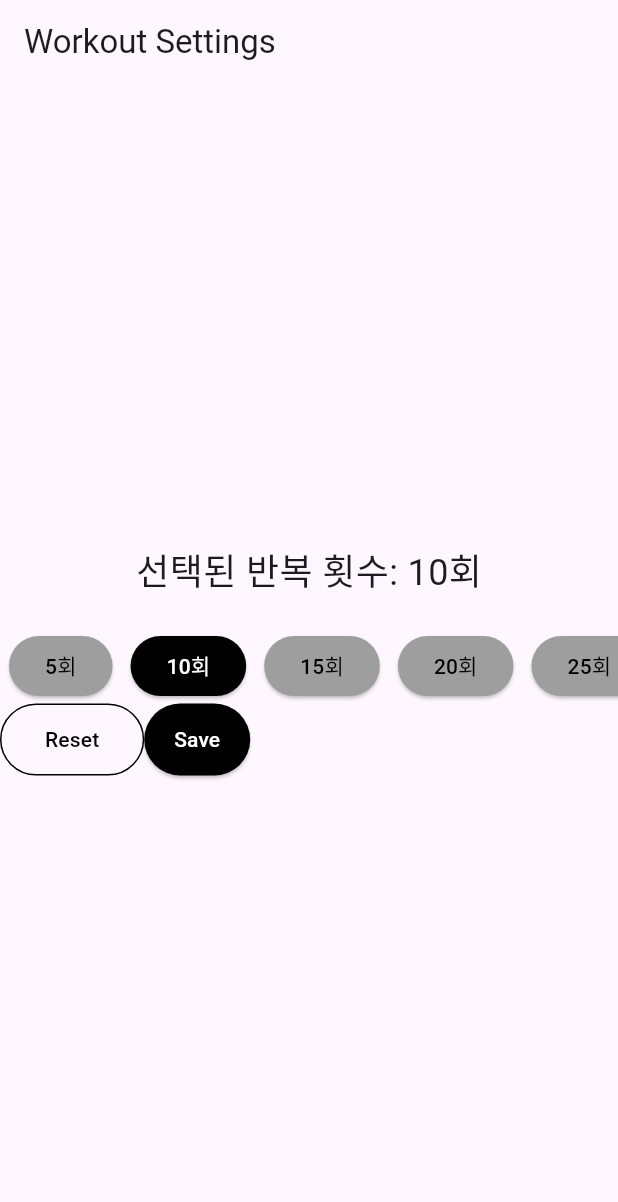
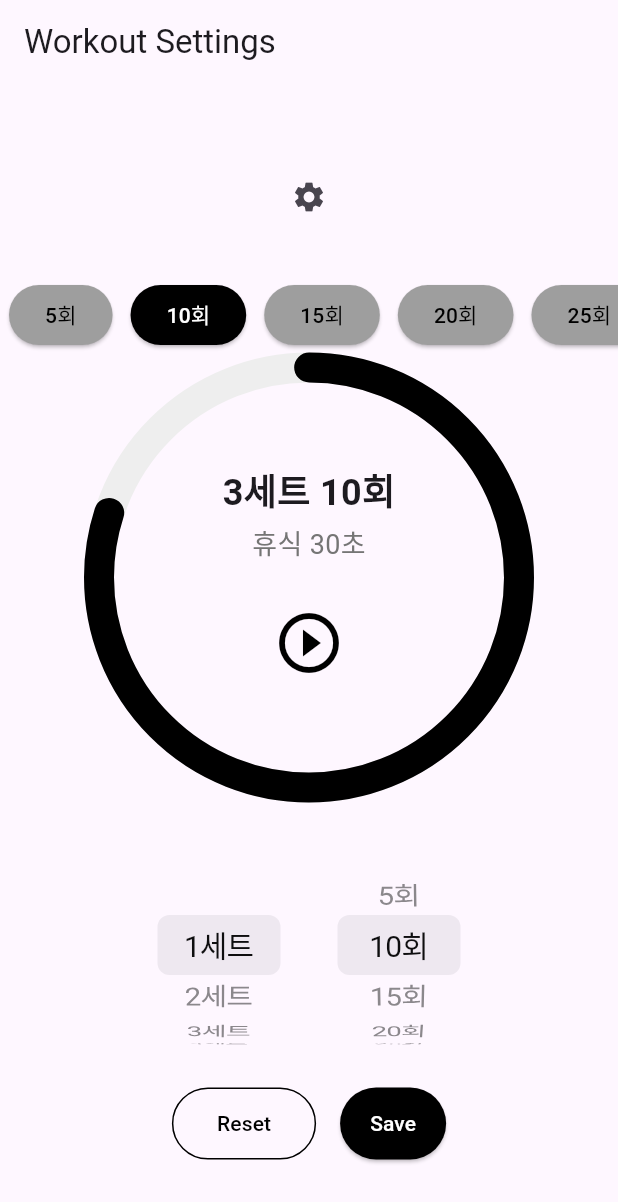
Before and after one commit to Xeostop1/flutter-workoutcounter, a Flutter app: the screen it shows after launch, after a tap on "Save", on a phone screen of 412 x 824 dp. Shown: the top 1202 px of the screen. Run offline on Flutter 3.47's test engine with Material 3 defaults, Android fonts, the phone set to English and light mode, and no system bars; statements that could not run were skipped.

Commit message:
add: wheel, setting

```diff
--- a/lib/screens/workout_screen.dart
+++ b/lib/screens/workout_screen.dart
@@ -4,6 +4,11 @@ import 'package:flutter/material.dart';
 import '../view_models//workout_viewmodel.dart'; // ViewModel import
 import '../widgets/action_buttons.dart';
 import '../widgets/repeat_count_buttons.dart';
+import '../widgets/common_wheel_picker.dart';
+import '../widgets/workout_circle.dart';
+import 'settings_screen.dart'; // 상대 경로로 추가
+
+
 
 class WorkoutScreen extends StatefulWidget {
   const WorkoutScreen({super.key});
@@ -33,38 +38,84 @@ class _WorkoutScreenState extends State<WorkoutScreen> {
     }); // *** 수정됨: setState로 감싸줘야 화면이 갱신됨
   }
 
+  void _updateTotalSet(int newValue){
+    setState(() {
+      viewModel.updateTotalSet(newValue);
+    });
+  }
 
 
   @override
   Widget build(BuildContext context) {
+    final settings = viewModel.settings; // 더 짧게 쓰기 위해 변수로
+
     return Scaffold(
       appBar: AppBar(title: const Text('Workout Settings')),
       body: Center(
         child: Column(
           mainAxisAlignment: MainAxisAlignment.center,
           children: [
-            Text(
-              '선택된 반복 횟수: ${viewModel.settings.repeatCount}회',
-              style: const TextStyle(fontSize: 24),
+            Positioned(
+              top: 16,
+              right: 16,
+              child: IconButton(
+                icon: const Icon(Icons.settings),
+                onPressed: () {
+                  Navigator.push(
+                    context,
+                    MaterialPageRoute(builder: (context) => const SettingsScreen()),
+                  );
+                },
+              ),
+
+            ),
+            const SizedBox(height: 30),
+
+            // ✅ 기존 회수 버튼
+            RepeatCountButtons(
+              selectedValue: settings.repeatCount,
+              onChanged: _updateRepeatCount,
+            ),
+
+            WorkoutCircle(
+              totalSets: viewModel.settings.totalSets,
+              repeatCount: viewModel.settings.repeatCount,
+              restSeconds: viewModel.settings.breakTime.inSeconds,
+              progress: 0.80, // 예시: 25% 진행됨
+            ),
+
+            const SizedBox(height: 20),
+            // ✅ 휠피커 두 개
+            Row(
+              mainAxisAlignment: MainAxisAlignment.center,
+              children: [
+                CommonWheelPicker(
+                  values: List.generate(10, (i) => i + 1), // 1~10세트
+                  selectedValue: settings.totalSets,
+                  onChanged: _updateTotalSet,
+                  unitLabel: '세트',
+                ),
+                const SizedBox(width: 20),
+                CommonWheelPicker(
+                  values: List.generate(20, (i) => (i + 1) * 5), // 5~100회
+                  selectedValue: settings.repeatCount,
+                  onChanged: _updateRepeatCount,
+                  unitLabel: '회',
+                ),
+              ],
             ),
             const SizedBox(height: 20),
-            RepeatCountButtons(
-              selectedValue: viewModel.settings.repeatCount,
-              onChanged: _updateRepeatCount,
+            // ✅ Reset, Save 버튼
+            Row(
+              mainAxisAlignment: MainAxisAlignment.center,
+              children: [
+                ResetButton(onPressed: _resetSettings),
+                const SizedBox(width: 16),
+                SaveButton(onPressed: () {
+                  // 추후 저장 기능 구현
+                }),
+              ],
             ),
-            Row(
-              children: [
-                ResetButton(
-                  onPressed: () {
-                    setState(() {
-                      viewModel.resetSettings(); // ✅ 상태 리셋 후 UI 갱신 ***
-                    });
-                  },
-                ),
-                SaveButton(onPressed: (){
-                },),
-              ],
-            )
 
           ],
         ),
--- a/lib/view_models/workout_viewmodel.dart
+++ b/lib/view_models/workout_viewmodel.dart
@@ -15,6 +15,12 @@ class WorkoutViewModel{
     isCountdownOn: true,
     voiceGender: VoiceGender.female,
   );
+
+
+  // 총 세트 수 업데이트 함수 ***
+  void updateTotalSet(int newValue) {
+    settings = settings.copyWith(totalSets: newValue);
+  }
 
 
   // 반복 횟수 증가
--- /dev/null
+++ b/lib/widgets/common_wheel_picker.dart
@@ -0,0 +1,42 @@
+import 'package:flutter/cupertino.dart';
+import 'package:flutter/material.dart';
+
+class CommonWheelPicker extends StatelessWidget {
+  final List<int> values;
+  final int selectedValue;
+  final ValueChanged<int> onChanged;
+  final String unitLabel;
+
+
+  const CommonWheelPicker({
+    super.key,
+    required this.values,
+    required this.selectedValue,
+    required this.onChanged,
+    required this.unitLabel,
+
+  });
+
+  @override
+  Widget build(BuildContext context) {
+    return SizedBox(
+      height: 150,
+      width: 100,
+      child: CupertinoPicker(
+        scrollController: FixedExtentScrollController(
+          initialItem: values.indexOf(selectedValue),
+        ),
+          itemExtent: 40,
+          onSelectedItemChanged:(index){
+            onChanged(values[index]);
+          },
+        children: values
+            .map((value) => Center(
+          child: Text('$value$unitLabel',
+              style: const TextStyle(fontSize: 20)),
+        ))
+            .toList(),
+      ),
+    );
+  }
+}
--- /dev/null
+++ b/lib/widgets/workout_circle.dart
@@ -0,0 +1,103 @@
+import 'package:flutter/material.dart';
+
+class WorkoutCircle extends StatelessWidget {
+  final int totalSets;
+  final int repeatCount;
+  final int restSeconds;
+  final double progress;
+
+  const WorkoutCircle({
+    super.key,
+    required this.totalSets,
+    required this.repeatCount,
+    required this.restSeconds,
+    required this.progress,
+  });
+
+  @override
+  Widget build(BuildContext context) {
+    return SizedBox(
+      width: 300, // ✅ 실제 원형 크기 지정
+      height: 300,
+      child: Stack(
+        alignment: Alignment.center,
+        children: [
+          // ✅ 배경 원형
+          CustomPaint(
+            size: const Size(300, 300),
+            painter: CirclePainter(
+              progress: 1.0,
+              color: Colors.grey.shade200,
+            ),
+          ),
+          // ✅ 진행 원형
+          CustomPaint(
+            size: const Size(300, 300),
+            painter: CirclePainter(
+              progress: progress,
+              color: Colors.black,
+            ),
+          ),
+          // ✅ 중앙 텍스트 및 버튼
+          Column(
+            mainAxisSize: MainAxisSize.min,
+            children: [
+              Text(
+                '$totalSets세트 $repeatCount회',
+                style: const TextStyle(fontSize: 24, fontWeight: FontWeight.bold),
+              ),
+              const SizedBox(height: 4),
+              Text(
+                '휴식 ${restSeconds}초',
+                style: TextStyle(
+                  fontSize: 18,
+                  color: Colors.grey.shade600,
+                ),
+              ),
+              const SizedBox(height: 20),
+              IconButton(
+                onPressed: () {
+                  // TODO: 타이머 기능 연결
+                },
+                icon: const Icon(Icons.play_circle_outline),
+                iconSize: 48,
+                color: Colors.black,
+              ),
+            ],
+          ),
+        ],
+      ),
+    );
+  }
+}
+
+class CirclePainter extends CustomPainter {
+  final double progress;
+  final Color color;
+
+  CirclePainter({required this.progress, required this.color});
+
+  @override
+  void paint(Canvas canvas, Size size) {
+    final strokeWidth = 20.0;
+    final center = Offset(size.width / 2, size.height / 2);
+    final radius = (size.width - strokeWidth) / 2;
+
+    final paint = Paint()
+      ..color = color
+      ..strokeWidth = strokeWidth
+      ..style = PaintingStyle.stroke
+      ..strokeCap = StrokeCap.round;
+
+    canvas.drawArc(
+      Rect.fromCircle(center: center, radius: radius),
+      -1.57, // 시작 위치 (12시 방향)
+      6.28 * progress, // 전체 원의 비율 (2 * pi * 진행도)
+      false,
+      paint,
+    );
+  }
+
+  @override
+  bool shouldRepaint(CustomPainter oldDelegate) => true;
+}
```
Also changed, not shown: lib/screens/settings_screen.dart (added, +143 -0 lines), lib/widgets/CommonWheelPicker.dart (deleted).
